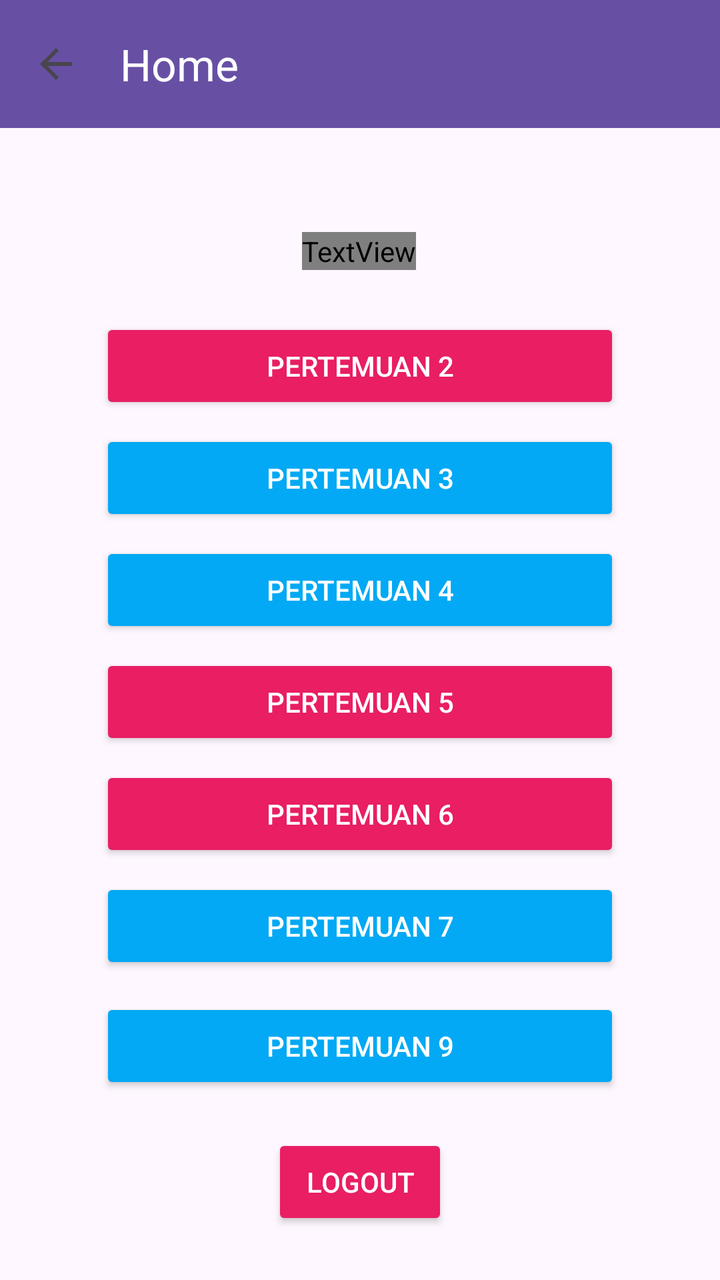
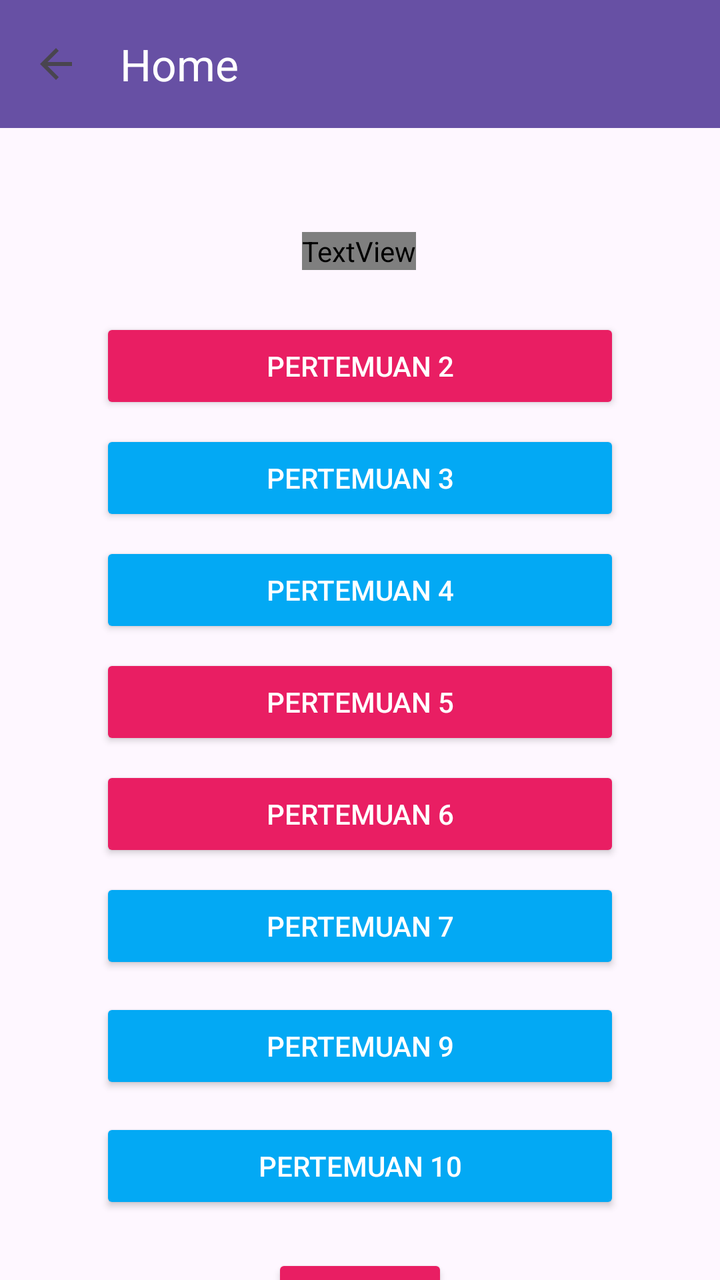

The first picture is an Android layout as it rendered before a commit; the second is the same layout after the commit. The layout source and the unified diff follow.
<!-- AndroidManifest.xml: application theme Theme.NonaaApps -->
<!-- res/layout/fragment_home.xml -->
<?xml version="1.0" encoding="utf-8"?>
<androidx.constraintlayout.widget.ConstraintLayout xmlns:android="http://schemas.android.com/apk/res/android"
    xmlns:tools="http://schemas.android.com/tools"
    android:layout_width="match_parent"
    android:layout_height="match_parent"
    xmlns:app="http://schemas.android.com/apk/res-auto"
    tools:context=".Home.HomeFragment">

    <View
        android:id="@+id/background_header"
        android:layout_width="0dp"
        android:layout_height="90dp"
        android:background="@drawable/bg_header_wave"
        app:layout_constraintStart_toStartOf="parent"
        app:layout_constraintEnd_toEndOf="parent"
        app:layout_constraintTop_toTopOf="parent"/>

    <androidx.appcompat.widget.Toolbar
        android:id="@+id/toolbar"
        android:layout_width="match_parent"
        android:layout_height="?attr/actionBarSize"
        android:background="?attr/colorPrimary"
        app:title="Home"
        app:titleTextColor="@color/white"
        app:navigationIcon="?attr/homeAsUpIndicator"
        app:layout_constraintEnd_toEndOf="parent"
        app:layout_constraintStart_toStartOf="parent"
        app:layout_constraintTop_toTopOf="parent" />

    <TextView
        android:id="@+id/textView5"
        android:layout_width="wrap_content"
        android:layout_height="wrap_content"
        android:layout_marginTop="52dp"
        android:fontFamily="@font/"
        android:text="Menu Utama"
        android:textColor="@color/white"
        android:textSize="24sp"
        android:textStyle="bold"
        app:layout_constraintEnd_toEndOf="parent"
        app:layout_constraintHorizontal_bias="0.498"
        app:layout_constraintStart_toStartOf="parent"
        app:layout_constraintTop_toBottomOf="@+id/toolbar" />

    <Button
        android:id="@+id/btnP2"
        android:layout_width="0dp"
        android:layout_height="wrap_content"
        android:layout_marginStart="50dp"
        android:layout_marginTop="24dp"
        android:layout_marginEnd="50dp"
        android:backgroundTint="@color/p2_color"
        android:text="Pertemuan 2"
        android:textColor="@color/white"
        app:cornerRadius="12dp"
        app:layout_constraintEnd_toEndOf="parent"
        app:layout_constraintStart_toStartOf="parent"
        app:layout_constraintTop_toBottomOf="@+id/textView5" />

    <Button
        android:id="@+id/btnP3"
        android:layout_width="0dp"
        android:layout_height="wrap_content"
        android:layout_marginStart="50dp"
        android:layout_marginTop="8dp"
        android:layout_marginEnd="50dp"
        android:backgroundTint="@color/p3_color"
        android:text="Pertemuan 3"
        android:textColor="@color/white"
        app:cornerRadius="12dp"
        app:layout_constraintEnd_toEndOf="parent"
        app:layout_constraintStart_toStartOf="parent"
        app:layout_constraintTop_toBottomOf="@+id/btnP2" />

    <Button
        android:id="@+id/btnP4"
        android:layout_width="0dp"
        android:layout_height="wrap_content"
        android:layout_marginStart="50dp"
        android:layout_marginTop="8dp"
        android:layout_marginEnd="50dp"
        android:backgroundTint="@color/p4_color"
        android:text="Pertemuan 4"
        android:textColor="@color/white"
        app:cornerRadius="12dp"
        app:layout_constraintEnd_toEndOf="parent"
        app:layout_constraintStart_toStartOf="parent"
        app:layout_constraintTop_toBottomOf="@+id/btnP3" />

    <Button
        android:id="@+id/btnP5"
        android:layout_width="0dp"
        android:layout_height="wrap_content"
        android:layout_marginStart="50dp"
        android:layout_marginTop="8dp"
        android:layout_marginEnd="50dp"
        android:backgroundTint="@color/p5_color"
        android:text="Pertemuan 5"
        android:textColor="@color/white"
        app:cornerRadius="12dp"
        app:layout_constraintEnd_toEndOf="parent"
        app:layout_constraintStart_toStartOf="parent"
        app:layout_constraintTop_toBottomOf="@+id/btnP4" />

    <Button
        android:id="@+id/btnP6"
        android:layout_width="0dp"
        android:layout_height="wrap_content"
        android:layout_marginStart="50dp"
        android:layout_marginTop="8dp"
        android:layout_marginEnd="50dp"
        android:backgroundTint="@color/p6_color"
        android:text="Pertemuan 6"
        android:textColor="@color/white"
        app:cornerRadius="12dp"
        app:layout_constraintEnd_toEndOf="parent"
        app:layout_constraintStart_toStartOf="parent"
        app:layout_constraintTop_toBottomOf="@+id/btnP5" />

    <Button
        android:id="@+id/btnP7"
        android:layout_width="0dp"
        android:layout_height="wrap_content"
        android:layout_marginStart="50dp"
        android:layout_marginTop="8dp"
        android:layout_marginEnd="50dp"
        android:backgroundTint="@color/p7_color"
        android:text="Pertemuan 7"
        android:textColor="@color/white"
        app:cornerRadius="12dp"
        app:layout_constraintEnd_toEndOf="parent"
        app:layout_constraintStart_toStartOf="parent"
        app:layout_constraintTop_toBottomOf="@+id/btnP6" />


    <Button
        android:id="@+id/btnP9"
        android:layout_width="0dp"
        android:layout_height="wrap_content"
        android:layout_marginStart="50dp"
        android:layout_marginTop="68dp"
        android:layout_marginEnd="50dp"
        android:backgroundTint="@color/p7_color"
        android:text="Pertemuan 9"
        android:textColor="@color/white"
        app:cornerRadius="12dp"
        app:layout_constraintEnd_toEndOf="parent"
        app:layout_constraintHorizontal_bias="1.0"
        app:layout_constraintStart_toStartOf="parent"
        app:layout_constraintTop_toBottomOf="@+id/btnP6" />

    <Button
        android:id="@+id/bntLogout"
        android:layout_width="wrap_content"
        android:layout_height="wrap_content"
        android:layout_marginTop="80dp"
        android:backgroundTint="@color/merah"
        android:text="Logout"
        android:textColor="@color/white"
        app:cornerRadius="12dp"
        app:layout_constraintEnd_toEndOf="parent"
        app:layout_constraintStart_toStartOf="parent"
        app:layout_constraintTop_toBottomOf="@+id/btnP7" />

</androidx.constraintlayout.widget.ConstraintLayout>
<!-- resources referenced by this layout -->
<resources>
  <color name="merah">#E91E63</color>
  <color name="p2_color">#E91E63</color>
  <color name="p3_color">#03A9F4</color>
  <color name="p4_color">#03A9F4</color>
  <color name="p5_color">#E91E63</color>
  <color name="p6_color">#E91E63</color>
  <color name="p7_color">#03A9F4</color>
  <color name="white">#FFFFFFFF</color>
  <!-- drawable bg_header_wave (drawable) -->
  <vector xmlns:android="http://schemas.android.com/apk/res/android"
      android:width="100dp"
      android:height="100dp"
      android:viewportWidth="100"
      android:viewportHeight="100">
  
      
      <path
          android:fillColor="?attr/colorPrimary"
          android:pathData="
              M0,0
              L100,0
              L100,40
              C 75,55
                25,20
                0,40
              Z" />
  </vector>
  <style name="Theme.NonaaApps" parent="Base.Theme.NonaaApps" />
  <style name="Base.Theme.NonaaApps" parent="Theme.Material3.DayNight.NoActionBar">
          
          
      </style>
</resources>

<!-- the commit's change to res/layout/fragment_home.xml (unified diff, before → after) -->
@@ -149,17 +149,34 @@
         app:layout_constraintStart_toStartOf="parent"
         app:layout_constraintTop_toBottomOf="@+id/btnP6" />
 
+
+    <Button
+        android:id="@+id/btnP10"
+        android:layout_width="0dp"
+        android:layout_height="wrap_content"
+        android:layout_marginStart="50dp"
+        android:layout_marginTop="12dp"
+        android:layout_marginEnd="50dp"
+        android:backgroundTint="@color/p7_color"
+        android:text="Pertemuan 10"
+        android:textColor="@color/white"
+        app:cornerRadius="12dp"
+        app:layout_constraintEnd_toEndOf="parent"
+        app:layout_constraintHorizontal_bias="0.0"
+        app:layout_constraintStart_toStartOf="parent"
+        app:layout_constraintTop_toBottomOf="@+id/btnP9" />
+
     <Button
         android:id="@+id/bntLogout"
         android:layout_width="wrap_content"
         android:layout_height="wrap_content"
-        android:layout_marginTop="80dp"
+        android:layout_marginTop="20dp"
         android:backgroundTint="@color/merah"
         android:text="Logout"
         android:textColor="@color/white"
         app:cornerRadius="12dp"
         app:layout_constraintEnd_toEndOf="parent"
         app:layout_constraintStart_toStartOf="parent"
-        app:layout_constraintTop_toBottomOf="@+id/btnP7" />
+        app:layout_constraintTop_toBottomOf="@+id/btnP10" />
 
 </androidx.constraintlayout.widget.ConstraintLayout>
